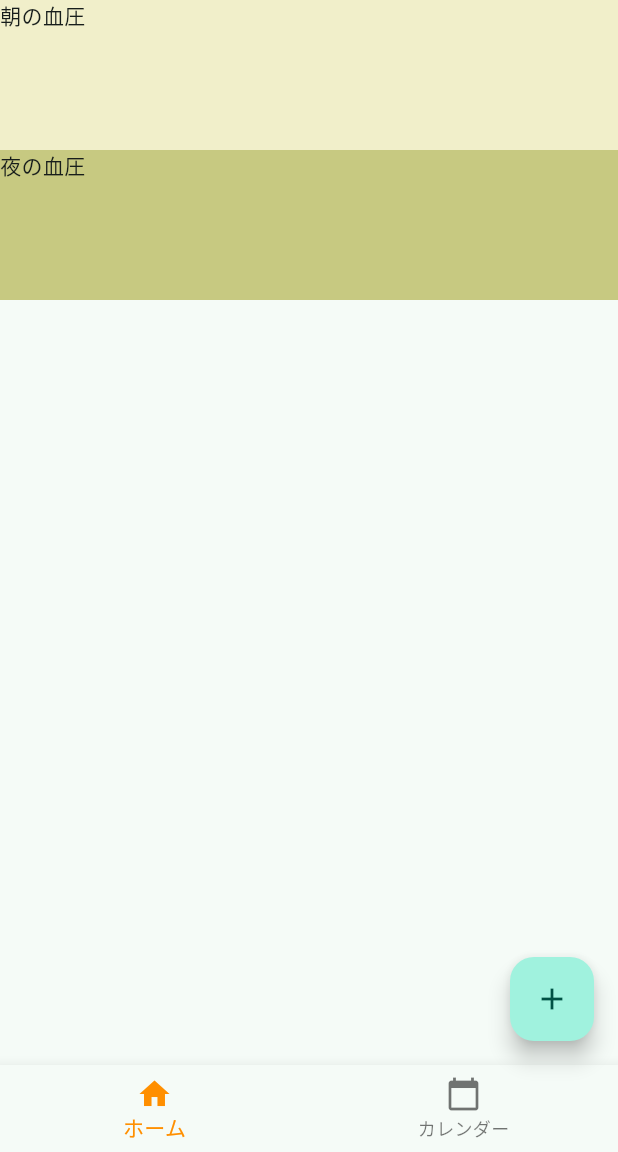
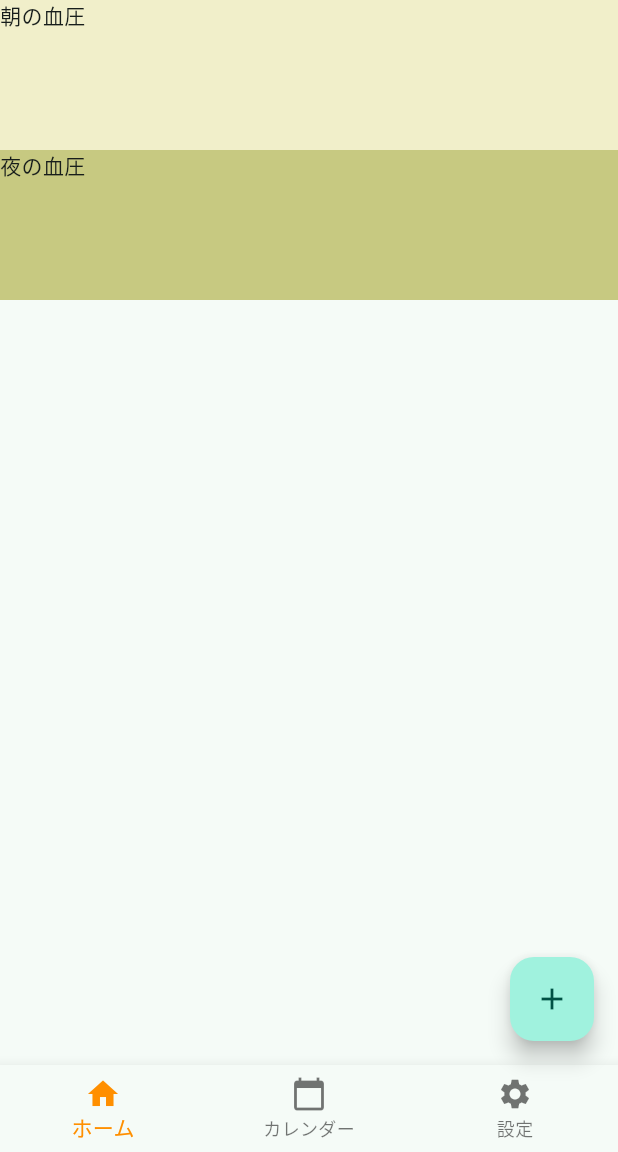
Before and after one commit to yuko87/blood_pressure_monitor, a Flutter app: the screen it shows after launch, on a phone screen of 412 x 824 dp, the part 84-1236 px from its top. Run offline on Flutter 3.47's test engine with Material 3 defaults, Android fonts, the phone set to English and light mode, and no system bars; our stand-ins replace package_info_plus, table_calendar.

Commit message:
feat: Add settings page

```diff
--- a/lib/main.dart
+++ b/lib/main.dart
@@ -1,5 +1,6 @@
 import 'package:blood_pressure_monitor/calendar_page.dart';
 import 'package:blood_pressure_monitor/home_page.dart';
+import 'package:blood_pressure_monitor/setting_page.dart';
 import 'package:flutter/material.dart';
 
 void main() {
@@ -40,6 +41,7 @@ class _MyHomePageState extends State<MyHomePage> {
   static const List<Widget> _pages = <Widget>[
     HomeContent(),
     CalendarPage(),
+    SettingsPage(),
   ];
 
   void _onItemTapped(int index) {
@@ -66,6 +68,11 @@ class _MyHomePageState extends State<MyHomePage> {
             icon: Icon(Icons.calendar_today),
             label: 'カレンダー',
           ),
+          // 設定ページ
+          BottomNavigationBarItem(
+            icon: Icon(Icons.settings),
+            label: '設定',
+          ),
         ],
         currentIndex: _selectedIndex,
         selectedItemColor: Colors.amber[800],
```
Also changed, not shown: lib/setting_page.dart (added, +50 -0 lines).
